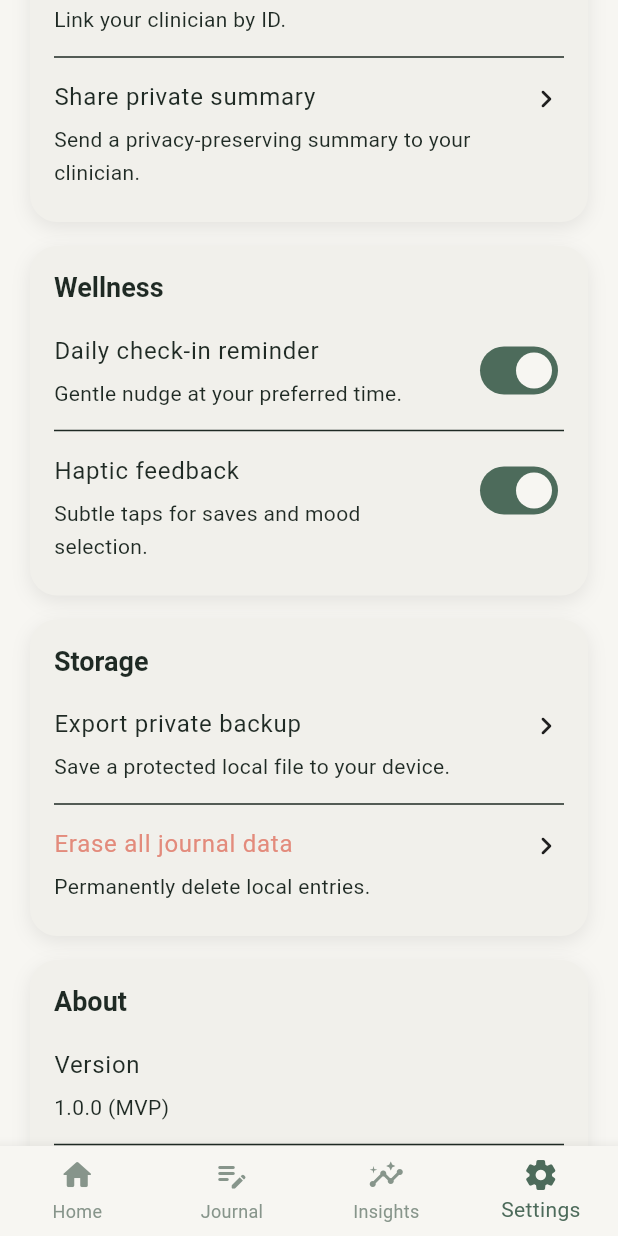
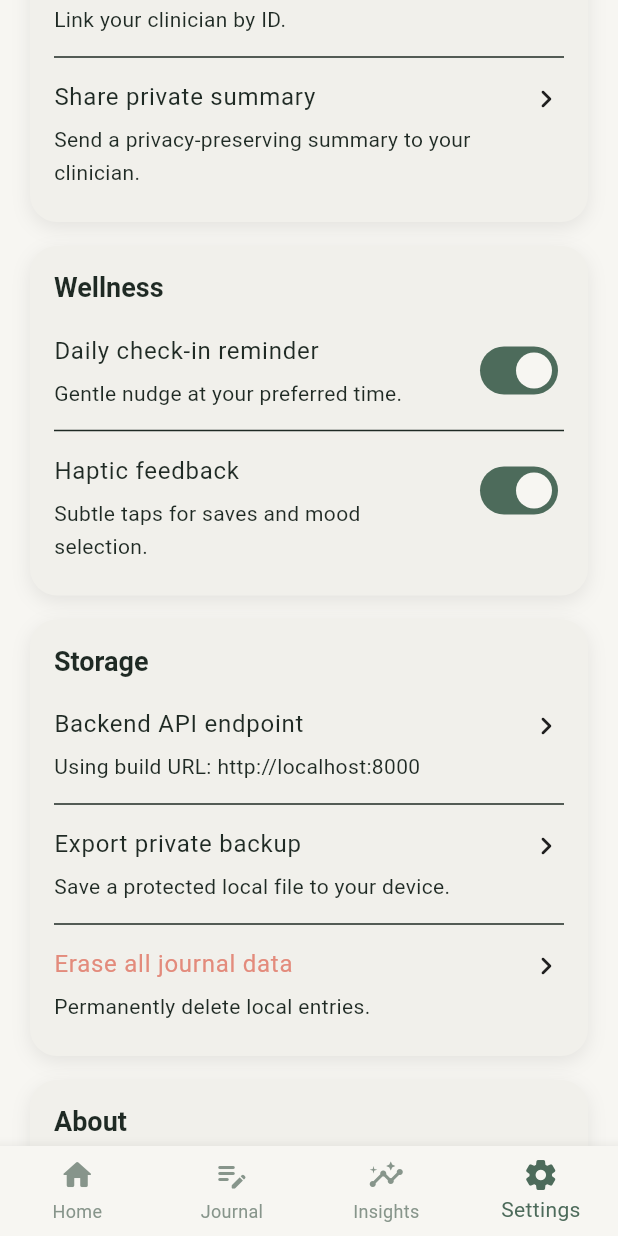
Before and after one commit to aaryxnblondead/anora, a Flutter app: the AppShell screen opened directly, item 4 of the bottom bar chosen, scrolled down 389 dp, on a phone screen of 412 x 824 dp. Run offline on Flutter 3.47's test engine with Material 3 defaults, Android fonts, the phone set to English and light mode, and no system bars; our stand-ins replace fl_chart, flutter_riverpod, flutter_secure_storage, hive, hive_flutter, local_auth; missing offline and left inert: asn1lib, pointycastle, tflite_flutter; accounts and stored records are empty; Roboto replaces fonts that are missing (Poppins); project files that could hold a hidden picture were left out.

Commit message:
feat: implement ApiEndpointService for centralized API endpoint management and refactor related services

```diff
--- /dev/null
+++ b/anora_frontend/anora/lib/services/api_endpoint_service.dart
@@ -0,0 +1,80 @@
+import 'dart:async';
+
+import 'package:http/http.dart' as http;
+
+import '../utils/env.dart';
+import 'storage_service.dart';
+
+class ApiEndpointService {
+  ApiEndpointService._();
+
+  static final ApiEndpointService instance = ApiEndpointService._();
+
+  static const _overrideKey = 'api_base_url_override';
+
+  String get baseUrl {
+    final override = overrideBaseUrl;
+    if (override != null) {
+      return override;
+    }
+    return _normalize(Env.apiBaseUrl);
+  }
+
+  String? get overrideBaseUrl {
+    final raw = StorageService.instance.settingsBox.get(_overrideKey);
+    if (raw is! String) {
+      return null;
+    }
+
+    final trimmed = raw.trim();
+    if (trimmed.isEmpty) {
+      return null;
+    }
+
+    final parsed = Uri.tryParse(trimmed);
+    if (parsed == null || !_isSupportedScheme(parsed.scheme) || parsed.host.trim().isEmpty) {
+      return null;
+    }
+
+    return _normalize(trimmed);
+  }
+
+  Future<void> setOverrideBaseUrl(String? rawUrl) async {
+    final trimmed = (rawUrl ?? '').trim();
+    if (trimmed.isEmpty) {
+      await StorageService.instance.settingsBox.delete(_overrideKey);
+      return;
+    }
+
+    final parsed = Uri.tryParse(trimmed);
+    if (parsed == null || !_isSupportedScheme(parsed.scheme) || parsed.host.trim().isEmpty) {
+      throw ArgumentError('Use a valid http or https URL.');
+    }
+
+    await StorageService.instance.settingsBox.put(_overrideKey, _normalize(trimmed));
+  }
+
+  Uri buildUri(String path, {Map<String, String>? queryParameters}) {
+    final normalizedPath = path.startsWith('/') ? path : '/$path';
+    return Uri.parse('$baseUrl$normalizedPath').replace(queryParameters: queryParameters);
+  }
+
+  Future<void> ping({Duration timeout = const Duration(seconds: 8)}) async {
+    final uri = buildUri('/health');
+    final response = await http.get(uri).timeout(timeout);
+    if (response.statusCode != 200) {
+      throw StateError('HTTP ${response.statusCode} from $uri');
+    }
+  }
+
+  bool _isSupportedScheme(String scheme) {
+    return scheme == 'http' || scheme == 'https';
+  }
+
+  String _normalize(String url) {
+    if (url.endsWith('/')) {
+      return url.substring(0, url.length - 1);
+    }
+    return url;
+  }
+}
--- a/anora_frontend/anora/lib/services/clinician_push_service.dart
+++ b/anora_frontend/anora/lib/services/clinician_push_service.dart
@@ -2,7 +2,7 @@ import 'dart:convert';
 
 import 'package:http/http.dart' as http;
 
-import '../utils/env.dart';
+import 'api_endpoint_service.dart';
 
 class ClinicianInboxAlertSnapshot {
   const ClinicianInboxAlertSnapshot({
@@ -36,7 +36,8 @@ class ClinicianInboxSyncService {
     required String clinicianId,
     DateTime? since,
   }) async {
-    final uri = Uri.parse('${Env.apiBaseUrl}/alerts/emergency/$clinicianId').replace(
+    final uri = ApiEndpointService.instance.buildUri(
+      '/alerts/emergency/$clinicianId',
       queryParameters: <String, String>{
         if (since != null) 'since': since.toUtc().toIso8601String(),
         'limit': '100',
--- a/anora_frontend/anora/lib/services/report_service.dart
+++ b/anora_frontend/anora/lib/services/report_service.dart
@@ -3,7 +3,7 @@ import 'dart:convert';
 import 'package:http/http.dart' as http;
 
 import '../models/journal_entry.dart';
-import '../utils/env.dart';
+import 'api_endpoint_service.dart';
 import 'crypto_service.dart';
 import 'storage_service.dart';
 
@@ -149,7 +149,7 @@ class ReportService {
     }
 
     // TODO: validate clinician_id against registered clinicians.
-    final uri = Uri.parse('${Env.apiBaseUrl}/reports');
+    final uri = ApiEndpointService.instance.buildUri('/reports');
     final response = await http.post(
       uri,
       headers: const <String, String>{
--- a/anora_frontend/anora/lib/utils/env.dart
+++ b/anora_frontend/anora/lib/utils/env.dart
@@ -1,13 +1,37 @@
 class Env {
-  static const String apiBaseUrl = String.fromEnvironment(
+  static const String _definedApiBaseUrl = String.fromEnvironment(
     'API_BASE_URL',
-    defaultValue: 'http://localhost:8000',
+    defaultValue: '',
   );
 
   static const String awsRegion = String.fromEnvironment(
     'AWS_REGION',
     defaultValue: 'us-east-1',
   );
-  static const String appRunnerServiceUrl = String.fromEnvironment('APP_RUNNER_SERVICE_URL');
+  static const String appRunnerServiceUrl = String.fromEnvironment(
+    'APP_RUNNER_SERVICE_URL',
+    defaultValue: '',
+  );
   static const String s3Bucket = String.fromEnvironment('S3_BUCKET');
+
+  static String get apiBaseUrl {
+    final fromApiBase = _definedApiBaseUrl.trim();
+    if (fromApiBase.isNotEmpty) {
+      return _normalize(fromApiBase);
+    }
+
+    final fromAppRunner = appRunnerServiceUrl.trim();
+    if (fromAppRunner.isNotEmpty) {
+      return _normalize(fromAppRunner);
+    }
+
+    return 'http://localhost:8000';
+  }
+
+  static String _normalize(String url) {
+    if (url.endsWith('/')) {
+      return url.substring(0, url.length - 1);
+    }
+    return url;
+  }
 }
```
Also changed, not shown: anora_frontend/anora/lib/screens/home_screen.dart (+8 -9 lines), anora_frontend/anora/lib/screens/settings_screen.dart (+96 -1 lines), anora_frontend/anora/lib/services/secure_link_service.dart (+21 -5 lines), anora_frontend/anora/lib/state/clinician_state.dart (+5 -3 lines), firebase.json, 4 other files.
